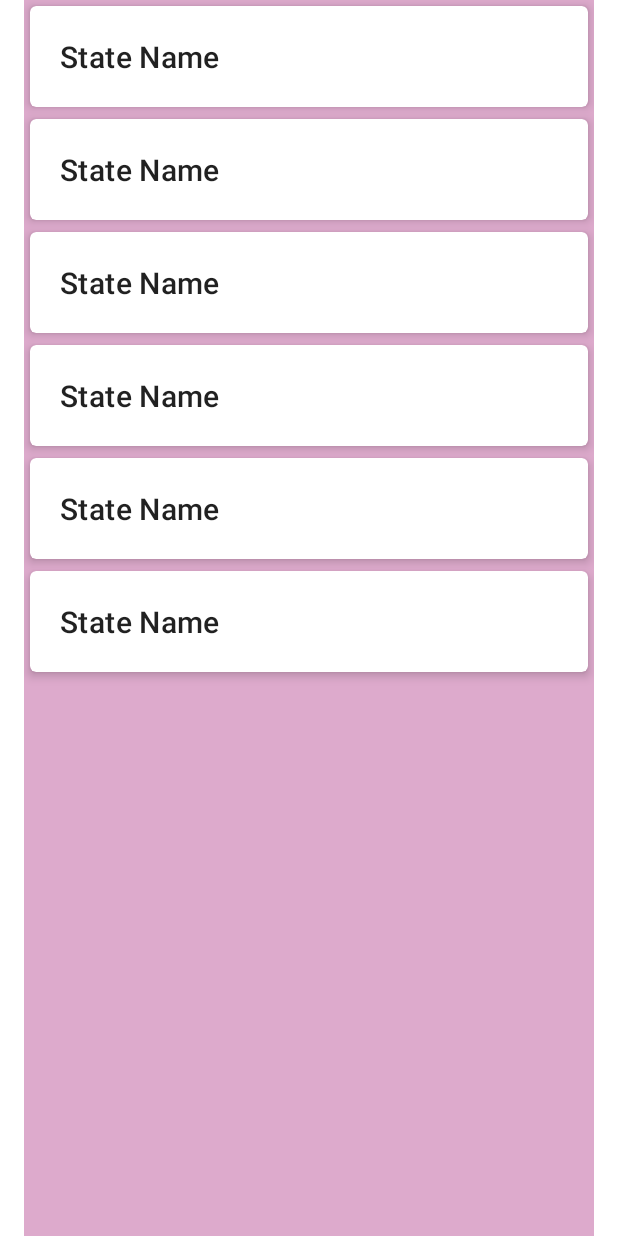
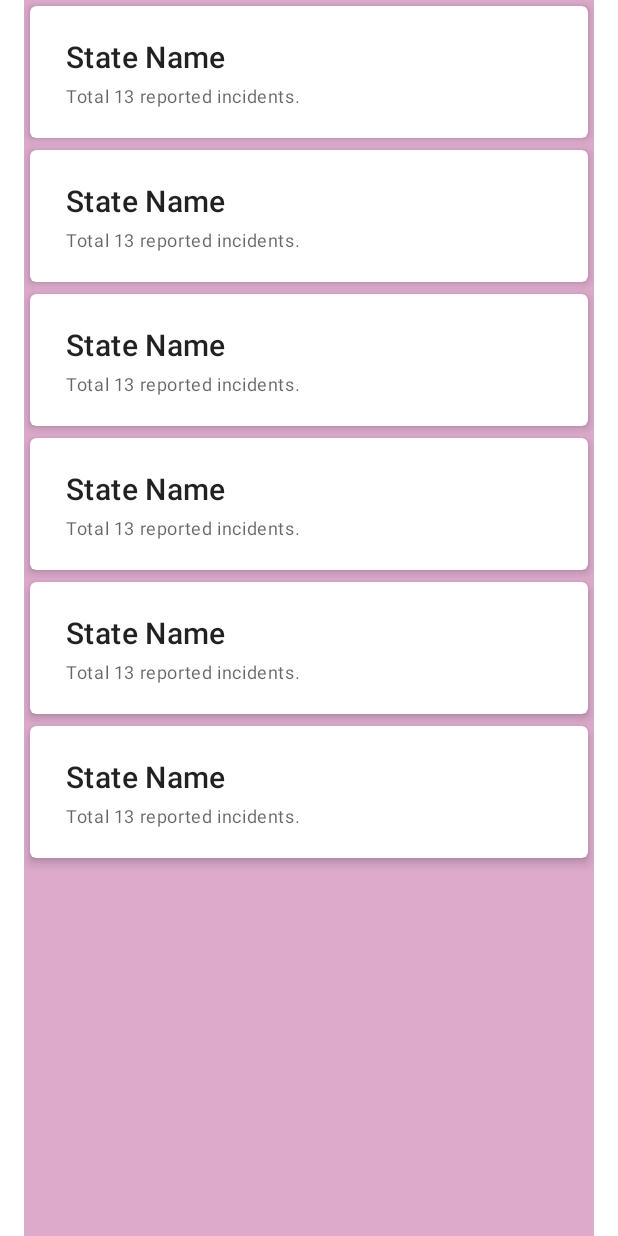
Before and after one commit to hossain-khan/android-police-brutality-incidents, an Android app: the layout fragment_home.xml on its own in the app's theme, with its tools: preview values and no code run, on a phone screen of 412 x 824 dp. Run offline under Robolectric (Android 15) with nearby library versions, the phone set to English and light mode, and no system bars.

Commit message:
[UPDATE] Refactored the location list with proper model and data.

```diff
--- a/android-app/app/src/main/java/com/blacklivesmatter/policebrutality/data/BrutalityIncidentRepository.kt
+++ b/android-app/app/src/main/java/com/blacklivesmatter/policebrutality/data/BrutalityIncidentRepository.kt
@@ -2,6 +2,7 @@ package com.blacklivesmatter.policebrutality.data
 
 import androidx.lifecycle.LiveData
 import com.blacklivesmatter.policebrutality.data.model.Incident
+import com.blacklivesmatter.policebrutality.data.model.LocationIncidents
 import javax.inject.Inject
 
 class BrutalityIncidentRepository @Inject constructor(private val dao: IncidentDao) : IncidentRepository {
@@ -13,7 +14,7 @@ class BrutalityIncidentRepository @Inject constructor(private val dao: IncidentD
         return dao.getIncidentsForState(state)
     }
 
-    override fun getStates(): LiveData<List<String>> {
+    override fun getLocations(): LiveData<List<LocationIncidents>> {
         return dao.getUniqueStates()
     }
 }
--- a/android-app/app/src/main/java/com/blacklivesmatter/policebrutality/data/IncidentRepository.kt
+++ b/android-app/app/src/main/java/com/blacklivesmatter/policebrutality/data/IncidentRepository.kt
@@ -2,9 +2,10 @@ package com.blacklivesmatter.policebrutality.data
 
 import androidx.lifecycle.LiveData
 import com.blacklivesmatter.policebrutality.data.model.Incident
+import com.blacklivesmatter.policebrutality.data.model.LocationIncidents
 
 interface IncidentRepository {
     fun getIncidents(): LiveData<List<Incident>>
     fun getStateIncidents(state: String): LiveData<List<Incident>>
-    fun getStates(): LiveData<List<String>>
+    fun getLocations(): LiveData<List<LocationIncidents>>
 }
--- a/android-app/app/src/main/java/com/blacklivesmatter/policebrutality/ui/home/HomeFragment.kt
+++ b/android-app/app/src/main/java/com/blacklivesmatter/policebrutality/ui/home/HomeFragment.kt
@@ -31,7 +31,7 @@ class HomeFragment : DaggerFragment() {
 
         adapter = StateListAdapter { state ->
             Timber.d("Tapped on state item $state")
-            findNavController().navigate(HomeFragmentDirections.navigationToIncidentsFragment(stateName = state.id))
+            findNavController().navigate(HomeFragmentDirections.navigationToIncidentsFragment(stateName = state.stateName))
         }
         adapter.submitList(emptyList())
 
@@ -46,9 +46,9 @@ class HomeFragment : DaggerFragment() {
     override fun onActivityCreated(savedInstanceState: Bundle?) {
         super.onActivityCreated(savedInstanceState)
 
-        viewModel.states.observe(viewLifecycleOwner, Observer {
+        viewModel.locations.observe(viewLifecycleOwner, Observer {
             Timber.d("Got states: $it")
-            adapter.submitList(it.map { name -> State(name) })
+            adapter.submitList(it)
         })
     }
 }
--- a/android-app/app/src/main/java/com/blacklivesmatter/policebrutality/ui/home/HomeViewModel.kt
+++ b/android-app/app/src/main/java/com/blacklivesmatter/policebrutality/ui/home/HomeViewModel.kt
@@ -3,11 +3,12 @@ package com.blacklivesmatter.policebrutality.ui.home
 import androidx.lifecycle.LiveData
 import androidx.lifecycle.ViewModel
 import com.blacklivesmatter.policebrutality.data.IncidentRepository
+import com.blacklivesmatter.policebrutality.data.model.LocationIncidents
 import javax.inject.Inject
 
 class HomeViewModel @Inject constructor(
     private val incidentRepository: IncidentRepository
 ) : ViewModel() {
 
-    val states: LiveData<List<String>> = incidentRepository.getStates()
+    val locations: LiveData<List<LocationIncidents>> = incidentRepository.getLocations()
 }
--- a/android-app/app/src/main/java/com/blacklivesmatter/policebrutality/ui/home/State.kt
+++ /dev/null
@@ -1,3 +0,0 @@
-package com.blacklivesmatter.policebrutality.ui.home
-
-data class State(val id: String)
--- a/android-app/app/src/main/res/layout/fragment_home.xml
+++ b/android-app/app/src/main/res/layout/fragment_home.xml
@@ -42,6 +42,6 @@
             app:layout_constraintTop_toTopOf="parent"
             tools:background="#dac"
             tools:itemCount="8"
-            tools:listitem="@layout/list_item_state" />
+            tools:listitem="@layout/list_item_location" />
     </androidx.constraintlayout.widget.ConstraintLayout>
 </layout>
--- /dev/null
+++ b/android-app/app/src/main/res/layout/list_item_location.xml
@@ -0,0 +1,66 @@
+<?xml version="1.0" encoding="utf-8"?>
+<layout xmlns:android="http://schemas.android.com/apk/res/android"
+    xmlns:app="http://schemas.android.com/apk/res-auto"
+    xmlns:tools="http://schemas.android.com/tools">
+
+    <data>
+
+        <variable
+            name="data"
+            type="com.blacklivesmatter.policebrutality.data.model.LocationIncidents" />
+    </data>
+
+    <com.google.android.material.card.MaterialCardView
+        android:layout_width="match_parent"
+        android:layout_height="wrap_content"
+        android:layout_margin="4dp"
+        app:cardCornerRadius="@dimen/list_item_card_corner_radius"
+        app:cardElevation="@dimen/list_item_card_elevation"
+        app:contentPadding="4dp">
+
+        <androidx.constraintlayout.widget.ConstraintLayout
+            android:layout_width="match_parent"
+            android:layout_height="wrap_content"
+            android:layout_margin="@dimen/activity_horizontal_margin">
+
+            <androidx.constraintlayout.widget.Guideline
+                android:id="@+id/guideline_start"
+                android:layout_width="wrap_content"
+                android:layout_height="wrap_content"
+                android:orientation="vertical"
+                app:layout_constraintGuide_begin="@dimen/list_item_horizontal_margin" />
+
+            <androidx.constraintlayout.widget.Guideline
+                android:id="@+id/guideline_end"
+                android:layout_width="wrap_content"
+                android:layout_height="wrap_content"
+                android:orientation="vertical"
+                app:layout_constraintGuide_end="@dimen/list_item_horizontal_margin" />
+
+            <com.google.android.material.textview.MaterialTextView
+                android:id="@+id/name"
+                style="@style/TextAppearance.MaterialComponents.Headline6"
+                android:layout_width="0dp"
+                android:layout_height="wrap_content"
+                android:text="@{data.stateName}"
+                app:layout_constraintEnd_toEndOf="@id/guideline_end"
+                app:layout_constraintStart_toStartOf="@id/guideline_start"
+                app:layout_constraintTop_toTopOf="parent"
+                tools:text="State Name" />
+
+            <com.google.android.material.textview.MaterialTextView
+                android:id="@+id/total_incidents"
+                style="@style/TextAppearance.MaterialComponents.Caption"
+                android:layout_width="0dp"
+                android:layout_height="wrap_content"
+                android:layout_marginTop="@dimen/list_item_vertical_margin"
+                android:text="@{@string/total_reported_incident_for_location(data.totalIncidents)}"
+                app:layout_constraintBottom_toBottomOf="parent"
+                app:layout_constraintEnd_toEndOf="@id/guideline_end"
+                app:layout_constraintStart_toStartOf="@id/guideline_start"
+                app:layout_constraintTop_toBottomOf="@+id/name"
+                tools:text="Total 13 reported incidents." />
+
+        </androidx.constraintlayout.widget.ConstraintLayout>
+    </com.google.android.material.card.MaterialCardView>
+</layout>
--- a/android-app/app/src/main/res/layout/list_item_state.xml
+++ /dev/null
@@ -1,40 +0,0 @@
-<?xml version="1.0" encoding="utf-8"?>
-<layout xmlns:android="http://schemas.android.com/apk/res/android"
-    xmlns:app="http://schemas.android.com/apk/res-auto"
-    xmlns:tools="http://schemas.android.com/tools">
-
-    <data>
-
-        <variable
-            name="data"
-            type="com.blacklivesmatter.policebrutality.ui.home.State" />
-    </data>
-
-    <com.google.android.material.card.MaterialCardView
-        android:layout_width="match_parent"
-        android:layout_height="wrap_content"
-        android:layout_margin="4dp"
-        app:cardCornerRadius="@dimen/list_item_card_corner_radius"
-        app:cardElevation="@dimen/list_item_card_elevation"
-        app:contentPadding="4dp">
-
-        <androidx.constraintlayout.widget.ConstraintLayout
-            android:layout_width="match_parent"
-            android:layout_height="wrap_content">
-
-            <com.google.android.material.textview.MaterialTextView
-                android:id="@+id/name"
-                style="@style/TextAppearance.MaterialComponents.Headline6"
-                android:layout_width="0dp"
-                android:layout_height="wrap_content"
-                android:padding="16dp"
-                android:text="@{data.id}"
-                app:layout_constraintBottom_toBottomOf="parent"
-                app:layout_constraintEnd_toEndOf="parent"
-                app:layout_constraintStart_toStartOf="parent"
-                app:layout_constraintTop_toTopOf="parent"
-                tools:text="State Name" />
-
-        </androidx.constraintlayout.widget.ConstraintLayout>
-    </com.google.android.material.card.MaterialCardView>
-</layout>
--- a/android-app/app/src/main/res/values/strings.xml
+++ b/android-app/app/src/main/res/values/strings.xml
@@ -6,4 +6,5 @@
     <string name="title_notifications">Notifications</string>
     <string name="external_links_label">External links on this incident</string>
     <string name="unable_to_load_url">Unable to load selected URL due to internal issue. Try different external URLs.</string>
+    <string name="total_reported_incident_for_location">Total %d reported incidents.</string>
 </resources>
```
Also changed, not shown: android-app/app/src/main/java/com/blacklivesmatter/policebrutality/data/IncidentDao.kt (+6 -2 lines), android-app/app/src/main/java/com/blacklivesmatter/policebrutality/data/model/LocationIncidents.kt (added, +13 -0 lines), android-app/app/src/main/java/com/blacklivesmatter/policebrutality/ui/home/StateListAdapter.kt (+12 -11 lines).
